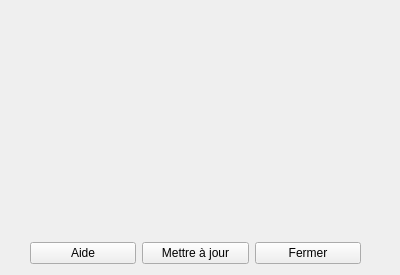
Qt form src/CheckerModele.ui (polybox3d/polybox) before a commit.
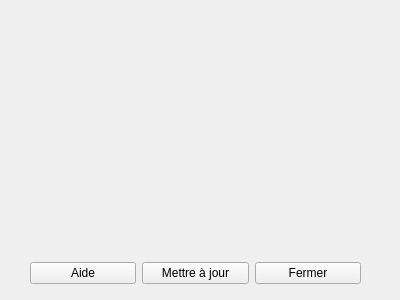
The same form after that commit. Icons and pictures are not drawn.

Diff of the .ui file:
```diff
--- a/src/CheckerModele.ui
+++ b/src/CheckerModele.ui
@@ -7,7 +7,7 @@
     <x>0</x>
     <y>0</y>
     <width>400</width>
-    <height>275</height>
+    <height>300</height>
    </rect>
   </property>
   <property name="windowTitle">
@@ -19,7 +19,7 @@
      <x>0</x>
      <y>0</y>
      <width>400</width>
-     <height>230</height>
+     <height>250</height>
     </rect>
    </property>
    <property name="autoFillBackground">
@@ -30,7 +30,7 @@
    <property name="geometry">
     <rect>
      <x>30</x>
-     <y>240</y>
+     <y>260</y>
      <width>331</width>
      <height>27</height>
     </rect>
```
